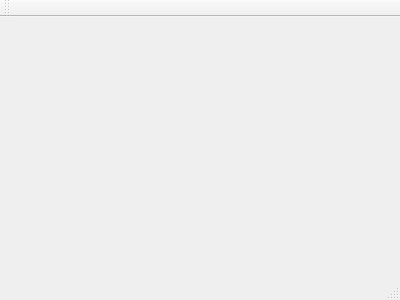
This is rsase/SGBag/fenetreprincipale.ui in padenot/usdp as Qt 5 draws it before an edit. The edited form follows.
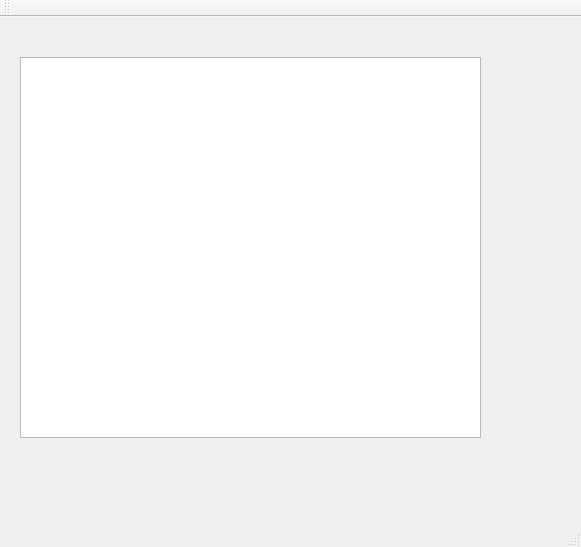
This is the edited form.

Patch:
```diff
--- a/rsase/SGBag/fenetreprincipale.ui
+++ b/rsase/SGBag/fenetreprincipale.ui
@@ -1,24 +1,50 @@
 <ui version="4.0">
  <class>FenetrePrincipale</class>
- <widget class="QMainWindow" name="FenetrePrincipale" >
-  <property name="geometry" >
+ <widget class="QMainWindow" name="FenetrePrincipale">
+  <property name="geometry">
    <rect>
     <x>0</x>
     <y>0</y>
-    <width>400</width>
-    <height>300</height>
+    <width>581</width>
+    <height>547</height>
    </rect>
   </property>
   <property name="windowTitle" >
    <string>FenetrePrincipale</string>
   </property>
-  <widget class="QMenuBar" name="menuBar" />
-  <widget class="QToolBar" name="mainToolBar" />
-  <widget class="QWidget" name="centralWidget" />
-  <widget class="QStatusBar" name="statusBar" />
+  <widget class="QWidget" name="centralWidget">
+   <widget class="QGraphicsView" name="vue">
+    <property name="geometry">
+     <rect>
+      <x>20</x>
+      <y>40</y>
+      <width>461</width>
+      <height>381</height>
+     </rect>
+    </property>
+   </widget>
+  </widget>
+  <widget class="QMenuBar" name="menuBar">
+   <property name="geometry">
+    <rect>
+     <x>0</x>
+     <y>0</y>
+     <width>581</width>
+     <height>22</height>
+    </rect>
+   </property>
+  </widget>
+  <widget class="QToolBar" name="mainToolBar">
+   <attribute name="toolBarArea">
+    <enum>TopToolBarArea</enum>
+   </attribute>
+   <attribute name="toolBarBreak">
+    <bool>false</bool>
+   </attribute>
+  </widget>
+  <widget class="QStatusBar" name="statusBar"/>
  </widget>
- <layoutDefault spacing="6" margin="11" />
- <pixmapfunction></pixmapfunction>
+ <layoutdefault spacing="6" margin="11"/>
  <resources/>
  <connections/>
 </ui>
```
Left out of the diff: 3 changed lines with no effect on the pictures.
